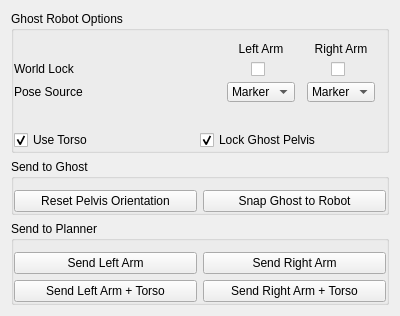
team-vigir/vigir_ocs_common, file vigir_ocs_ghost_control_widget/src/ui/ghost_control_widget.ui: the form before one commit.
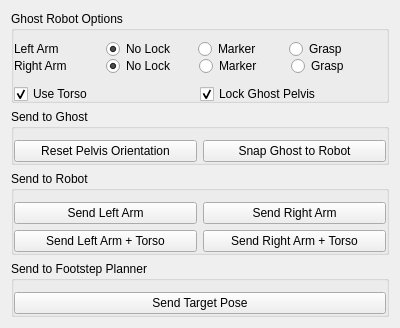
The form after the commit.

Commit message: - more changes to the ghost control   - now the marker can be locked to the current grasp   - user only sets lock   - world lock fixed   - set target pose for the footstep planner now in the ghost widget

The edit to the form file:
```diff
--- a/vigir_ocs_ghost_control_widget/src/ui/ghost_control_widget.ui
+++ b/vigir_ocs_ghost_control_widget/src/ui/ghost_control_widget.ui
@@ -7,7 +7,7 @@
     <x>0</x>
     <y>0</y>
     <width>400</width>
-    <height>316</height>
+    <height>328</height>
    </rect>
   </property>
   <property name="minimumSize">
@@ -49,209 +49,91 @@
            <property name="styleSheet">
             <string notr="true">border-color: rgb(194, 194, 194);</string>
            </property>
-           <layout class="QGridLayout" name="gridLayout" columnstretch="2,0,0,0">
+           <layout class="QGridLayout" name="gridLayout" columnstretch="0,0,0,0">
             <property name="leftMargin">
              <number>0</number>
             </property>
-            <item row="2" column="0">
-             <widget class="QLabel" name="label_2">
-              <property name="text">
-               <string>Pose Source</string>
-              </property>
-             </widget>
-            </item>
-            <item row="2" column="1">
-             <widget class="QComboBox" name="pose_left_">
-              <item>
-               <property name="text">
-                <string>Marker</string>
-               </property>
-              </item>
-              <item>
-               <property name="text">
-                <string>Grasp</string>
-               </property>
-              </item>
-             </widget>
-            </item>
+            <property name="bottomMargin">
+             <number>0</number>
+            </property>
             <item row="0" column="0">
-             <widget class="QLabel" name="label_4">
-              <property name="text">
-               <string/>
-              </property>
-             </widget>
-            </item>
-            <item row="1" column="0">
-             <widget class="QLabel" name="label">
-              <property name="text">
-               <string>World Lock</string>
-              </property>
-             </widget>
-            </item>
-            <item row="0" column="1">
              <widget class="QLabel" name="label_5">
               <property name="text">
-               <string>Left Arm</string>
-              </property>
-              <property name="alignment">
-               <set>Qt::AlignCenter</set>
+               <string>Left Arm   </string>
               </property>
              </widget>
             </item>
-            <item row="2" column="3">
-             <widget class="QComboBox" name="pose_right_">
-              <item>
-               <property name="text">
-                <string>Marker</string>
-               </property>
-              </item>
-              <item>
-               <property name="text">
-                <string>Grasp</string>
-               </property>
-              </item>
+            <item row="0" column="2">
+             <widget class="QRadioButton" name="left_marker_lock">
+              <property name="text">
+               <string>Marker</string>
+              </property>
              </widget>
             </item>
             <item row="0" column="3">
+             <widget class="QRadioButton" name="left_template_lock">
+              <property name="text">
+               <string>Grasp</string>
+              </property>
+             </widget>
+            </item>
+            <item row="0" column="1">
+             <widget class="QRadioButton" name="left_no_lock">
+              <property name="text">
+               <string>No Lock</string>
+              </property>
+              <property name="checked">
+               <bool>true</bool>
+              </property>
+             </widget>
+            </item>
+           </layout>
+          </widget>
+         </item>
+         <item>
+          <widget class="QWidget" name="widget" native="true">
+           <layout class="QGridLayout" name="gridLayout_4">
+            <property name="leftMargin">
+             <number>0</number>
+            </property>
+            <property name="topMargin">
+             <number>0</number>
+            </property>
+            <property name="rightMargin">
+             <number>9</number>
+            </property>
+            <property name="bottomMargin">
+             <number>0</number>
+            </property>
+            <item row="0" column="0">
              <widget class="QLabel" name="label_7">
               <property name="text">
                <string>Right Arm</string>
               </property>
-              <property name="alignment">
-               <set>Qt::AlignCenter</set>
-              </property>
              </widget>
             </item>
-            <item row="1" column="1">
-             <widget class="QWidget" name="widget" native="true">
-              <layout class="QHBoxLayout" name="horizontalLayout">
-               <property name="spacing">
-                <number>0</number>
-               </property>
-               <property name="margin">
-                <number>0</number>
-               </property>
-               <item>
-                <spacer name="horizontalSpacer">
-                 <property name="orientation">
-                  <enum>Qt::Horizontal</enum>
-                 </property>
-                 <property name="sizeHint" stdset="0">
-                  <size>
-                   <width>0</width>
-                   <height>0</height>
-                  </size>
-                 </property>
-                </spacer>
-               </item>
-               <item>
-                <widget class="QCheckBox" name="planning_left_">
-                 <property name="text">
-                  <string/>
-                 </property>
-                 <property name="checked">
-                  <bool>false</bool>
-                 </property>
-                </widget>
-               </item>
-               <item>
-                <spacer name="horizontalSpacer_2">
-                 <property name="orientation">
-                  <enum>Qt::Horizontal</enum>
-                 </property>
-                 <property name="sizeHint" stdset="0">
-                  <size>
-                   <width>0</width>
-                   <height>0</height>
-                  </size>
-                 </property>
-                </spacer>
-               </item>
-              </layout>
+            <item row="0" column="1">
+             <widget class="QRadioButton" name="right_no_lock">
+              <property name="text">
+               <string>No Lock</string>
+              </property>
+              <property name="checked">
+               <bool>true</bool>
+              </property>
              </widget>
             </item>
-            <item row="1" column="2">
-             <widget class="QWidget" name="widget_4" native="true">
-              <layout class="QHBoxLayout" name="horizontalLayout_3">
-               <property name="spacing">
-                <number>0</number>
-               </property>
-               <property name="margin">
-                <number>0</number>
-               </property>
-              </layout>
+            <item row="0" column="2">
+             <widget class="QRadioButton" name="right_marker_lock">
+              <property name="text">
+               <string>Marker</string>
+              </property>
              </widget>
             </item>
-            <item row="1" column="3">
-             <widget class="QWidget" name="widget_5" native="true">
-              <layout class="QHBoxLayout" name="horizontalLayout_4">
-               <property name="spacing">
-                <number>0</number>
-               </property>
-               <property name="margin">
-                <number>0</number>
-               </property>
-               <item>
-                <spacer name="horizontalSpacer_5">
-                 <property name="orientation">
-                  <enum>Qt::Horizontal</enum>
-                 </property>
-                 <property name="sizeHint" stdset="0">
-                  <size>
-                   <width>0</width>
-                   <height>0</height>
-                  </size>
-                 </property>
-                </spacer>
-               </item>
-               <item>
-                <widget class="QCheckBox" name="planning_right_">
-                 <property name="text">
-                  <string/>
-                 </property>
-                 <property name="checked">
-                  <bool>false</bool>
-                 </property>
-                </widget>
-               </item>
-               <item>
-                <spacer name="horizontalSpacer_6">
-                 <property name="orientation">
-                  <enum>Qt::Horizontal</enum>
-                 </property>
-                 <property name="sizeHint" stdset="0">
-                  <size>
-                   <width>0</width>
-                   <height>0</height>
-                  </size>
-                 </property>
-                </spacer>
-               </item>
-              </layout>
-             </widget>
-            </item>
-            <item row="3" column="2">
-             <widget class="QWidget" name="widget_7" native="true">
-              <layout class="QHBoxLayout" name="horizontalLayout_6">
-               <property name="spacing">
-                <number>0</number>
-               </property>
-               <property name="margin">
-                <number>0</number>
-               </property>
-              </layout>
-             </widget>
-            </item>
-            <item row="3" column="3">
-             <widget class="QWidget" name="widget_8" native="true">
-              <layout class="QHBoxLayout" name="horizontalLayout_7">
-               <property name="spacing">
-                <number>0</number>
-               </property>
-               <property name="margin">
-                <number>0</number>
-               </property>
-              </layout>
+            <item row="0" column="3">
+             <widget class="QRadioButton" name="right_template_lock">
+              <property name="text">
+               <string>Grasp</string>
+              </property>
              </widget>
             </item>
            </layout>
@@ -348,7 +230,7 @@
    <item>
     <widget class="QGroupBox" name="groupBox_2">
      <property name="title">
-      <string>Send to Planner</string>
+      <string>Send to Robot</string>
      </property>
      <layout class="QGridLayout" name="gridLayout_3">
       <property name="leftMargin">
@@ -391,6 +273,31 @@
      </layout>
     </widget>
    </item>
+   <item>
+    <widget class="QGroupBox" name="groupBox_4">
+     <property name="title">
+      <string>Send to Footstep Planner</string>
+     </property>
+     <layout class="QVBoxLayout" name="verticalLayout_4">
+      <property name="leftMargin">
+       <number>0</number>
+      </property>
+      <property name="rightMargin">
+       <number>0</number>
+      </property>
+      <property name="bottomMargin">
+       <number>0</number>
+      </property>
+      <item>
+       <widget class="QPushButton" name="pushButton">
+        <property name="text">
+         <string>Send Target Pose</string>
+        </property>
+       </widget>
+      </item>
+     </layout>
+    </widget>
+   </item>
   </layout>
  </widget>
  <layoutdefault spacing="6" margin="11"/>
```
Left out of the diff: 29 changed lines with no effect on the pictures. The commit also changes 4 other files.
